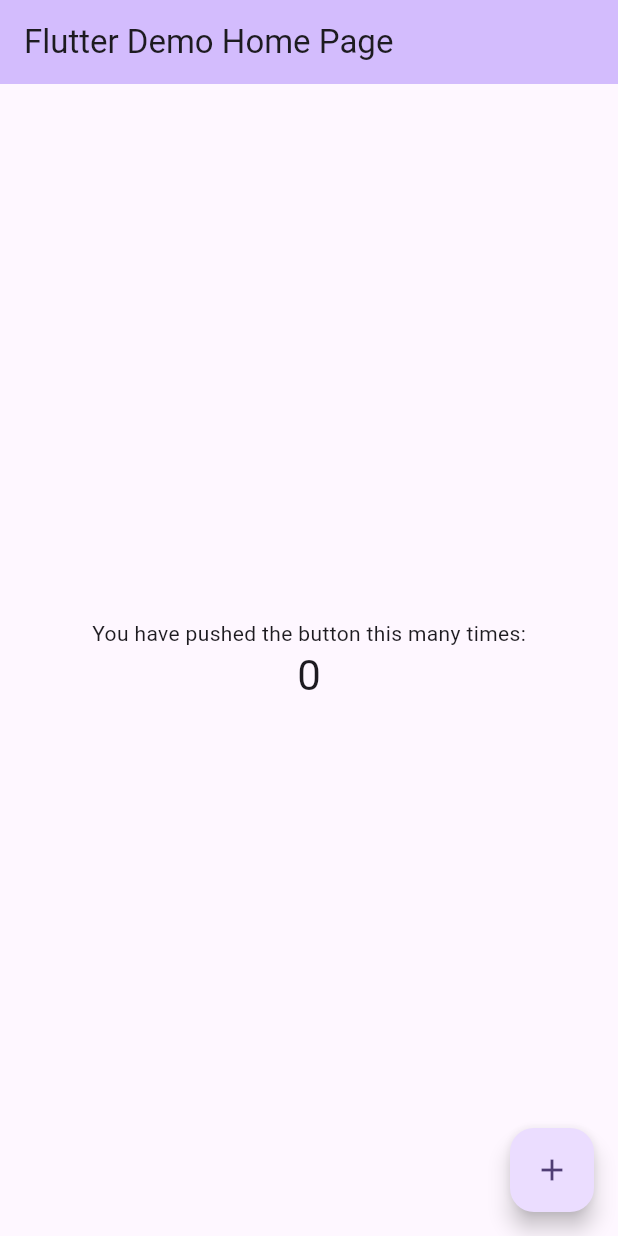
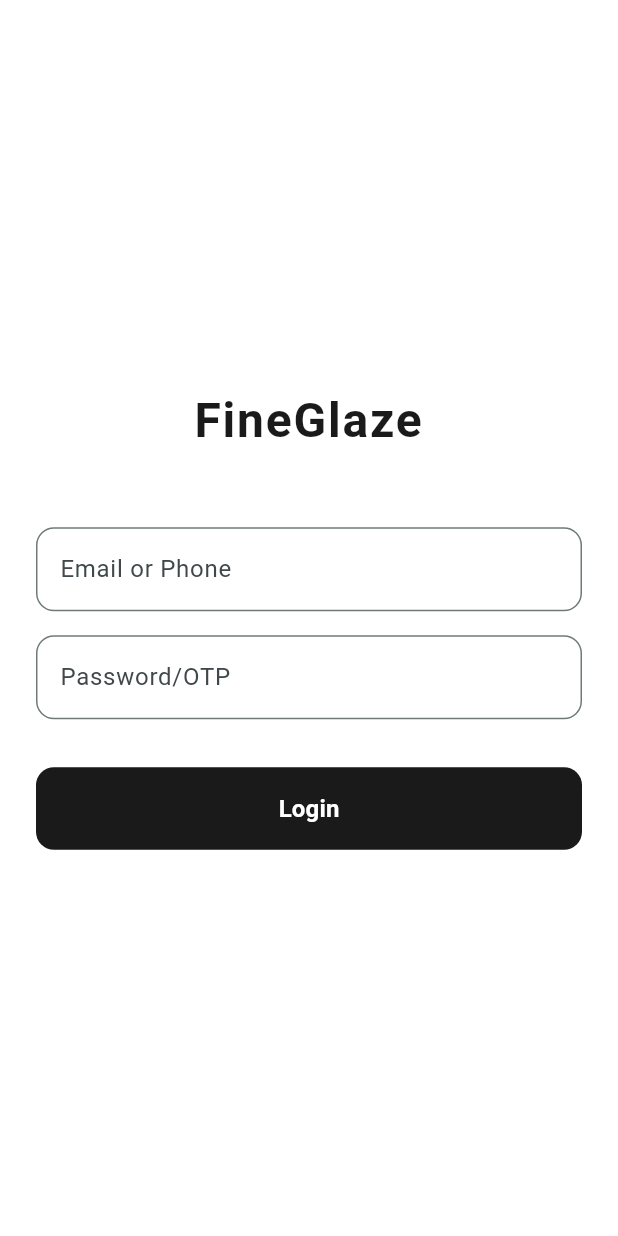
Before and after one commit to Rohangupta2004/fineglazeandroid-app, a Flutter app: the screen it shows after launch, on a phone screen of 412 x 824 dp. Run offline on Flutter 3.47's test engine with Material 3 defaults, Android fonts, the phone set to English and light mode, and no system bars.

Commit message:
login screen working

```diff
--- a/lib/main.dart
+++ b/lib/main.dart
@@ -1,121 +1,125 @@
 import 'package:flutter/material.dart';
 
 void main() {
-  runApp(const MyApp());
+  runApp(const FineGlazeApp());
 }
 
-class MyApp extends StatelessWidget {
-  const MyApp({super.key});
+class FineGlazeApp extends StatelessWidget {
+  const FineGlazeApp({super.key});
 
-  // This widget is the root of your application.
   @override
   Widget build(BuildContext context) {
     return MaterialApp(
-      title: 'Flutter Demo',
+      title: 'FineGlaze',
+      debugShowCheckedModeBanner: false,
       theme: ThemeData(
-        // This is the theme of your application.
-        //
-        // TRY THIS: Try running your application with "flutter run". You'll see
-        // the application has a purple toolbar. Then, without quitting the app,
-        // try changing the seedColor in the colorScheme below to Colors.green
-        // and then invoke "hot reload" (save your changes or press the "hot
-        // reload" button in a Flutter-supported IDE, or press "r" if you used
-        // the command line to start the app).
-        //
-        // Notice that the counter didn't reset back to zero; the application
-        // state is not lost during the reload. To reset the state, use hot
-        // restart instead.
-        //
-        // This works for code too, not just values: Most code changes can be
-        // tested with just a hot reload.
-        colorScheme: .fromSeed(seedColor: Colors.deepPurple),
+        colorScheme: ColorScheme.fromSeed(
+          seedColor: const Color(0xFF1A1A1A),
+          primary: const Color(0xFF1A1A1A),
+        ),
+        useMaterial3: true,
+        fontFamily: 'Roboto',
       ),
-      home: const MyHomePage(title: 'Flutter Demo Home Page'),
+      home: const LoginPage(),
     );
   }
 }
 
-class MyHomePage extends StatefulWidget {
-  const MyHomePage({super.key, required this.title});
-
-  // This widget is the home page of your application. It is stateful, meaning
-  // that it has a State object (defined below) that contains fields that affect
-  // how it looks.
-
-  // This class is the configuration for the state. It holds the values (in this
-  // case the title) provided by the parent (in this case the App widget) and
-  // used by the build method of the State. Fields in a Widget subclass are
-  // always marked "final".
-
-  final String title;
+class LoginPage extends StatefulWidget {
+  const LoginPage({super.key});
 
   @override
-  State<MyHomePage> createState() => _MyHomePageState();
+  State<LoginPage> createState() => _LoginPageState();
 }
 
-class _MyHomePageState extends State<MyHomePage> {
-  int _counter = 0;
+class _LoginPageState extends State<LoginPage> {
+  final _emailController = TextEditingController();
+  final _passwordController = TextEditingController();
 
-  void _incrementCounter() {
-    setState(() {
-      // This call to setState tells the Flutter framework that something has
-      // changed in this State, which causes it to rerun the build method below
-      // so that the display can reflect the updated values. If we changed
-      // _counter without calling setState(), then the build method would not be
-      // called again, and so nothing would appear to happen.
-      _counter++;
-    });
+  @override
+  void dispose() {
+    _emailController.dispose();
+    _passwordController.dispose();
+    super.dispose();
   }
 
   @override
   Widget build(BuildContext context) {
-    // This method is rerun every time setState is called, for instance as done
-    // by the _incrementCounter method above.
-    //
-    // The Flutter framework has been optimized to make rerunning build methods
-    // fast, so that you can just rebuild anything that needs updating rather
-    // than having to individually change instances of widgets.
     return Scaffold(
-      appBar: AppBar(
-        // TRY THIS: Try changing the color here to a specific color (to
-        // Colors.amber, perhaps?) and trigger a hot reload to see the AppBar
-        // change color while the other colors stay the same.
-        backgroundColor: Theme.of(context).colorScheme.inversePrimary,
-        // Here we take the value from the MyHomePage object that was created by
-        // the App.build method, and use it to set our appbar title.
-        title: Text(widget.title),
-      ),
-      body: Center(
-        // Center is a layout widget. It takes a single child and positions it
-        // in the middle of the parent.
-        child: Column(
-          // Column is also a layout widget. It takes a list of children and
-          // arranges them vertically. By default, it sizes itself to fit its
-          // children horizontally, and tries to be as tall as its parent.
-          //
-          // Column has various properties to control how it sizes itself and
-          // how it positions its children. Here we use mainAxisAlignment to
-          // center the children vertically; the main axis here is the vertical
-          // axis because Columns are vertical (the cross axis would be
-          // horizontal).
-          //
-          // TRY THIS: Invoke "debug painting" (choose the "Toggle Debug Paint"
-          // action in the IDE, or press "p" in the console), to see the
-          // wireframe for each widget.
-          mainAxisAlignment: .center,
-          children: [
-            const Text('You have pushed the button this many times:'),
-            Text(
-              '$_counter',
-              style: Theme.of(context).textTheme.headlineMedium,
-            ),
-          ],
+      backgroundColor: Colors.white,
+      body: SafeArea(
+        child: Padding(
+          padding: const EdgeInsets.symmetric(horizontal: 24.0),
+          child: Column(
+            mainAxisAlignment: MainAxisAlignment.center,
+            crossAxisAlignment: CrossAxisAlignment.stretch,
+            children: [
+              const Text(
+                'FineGlaze',
+                textAlign: TextAlign.center,
+                style: TextStyle(
+                  fontSize: 32,
+                  fontWeight: FontWeight.bold,
+                  letterSpacing: 1.2,
+                  color: Color(0xFF1A1A1A),
+                ),
+              ),
+              const SizedBox(height: 48),
+              TextField(
+                controller: _emailController,
+                decoration: InputDecoration(
+                  labelText: 'Email or Phone',
+                  hintText: 'Enter your email or phone number',
+                  border: OutlineInputBorder(
+                    borderRadius: BorderRadius.circular(12),
+                  ),
+                  focusedBorder: OutlineInputBorder(
+                    borderRadius: BorderRadius.circular(12),
+                    borderSide: const BorderSide(color: Color(0xFF1A1A1A), width: 2),
+                  ),
+                ),
+              ),
+              const SizedBox(height: 16),
+              TextField(
+                controller: _passwordController,
+                obscureText: true,
+                decoration: InputDecoration(
+                  labelText: 'Password/OTP',
+                  hintText: 'Enter your password or OTP',
+                  border: OutlineInputBorder(
+                    borderRadius: BorderRadius.circular(12),
+                  ),
+                  focusedBorder: OutlineInputBorder(
+                    borderRadius: BorderRadius.circular(12),
+                    borderSide: const BorderSide(color: Color(0xFF1A1A1A), width: 2),
+                  ),
+                ),
+              ),
+              const SizedBox(height: 32),
+              ElevatedButton(
+                onPressed: () {
+                  // Login logic would go here
+                },
+                style: ElevatedButton.styleFrom(
+                  backgroundColor: const Color(0xFF1A1A1A),
+                  foregroundColor: Colors.white,
+                  padding: const EdgeInsets.symmetric(vertical: 16),
+                  shape: RoundedRectangleBorder(
+                    borderRadius: BorderRadius.circular(12),
+                  ),
+                  elevation: 0,
+                ),
+                child: const Text(
+                  'Login',
+                  style: TextStyle(
+                    fontSize: 16,
+                    fontWeight: FontWeight.bold,
+                  ),
+                ),
+              ),
+            ],
+          ),
         ),
-      ),
-      floatingActionButton: FloatingActionButton(
-        onPressed: _incrementCounter,
-        tooltip: 'Increment',
-        child: const Icon(Icons.add),
       ),
     );
   }
```
Also changed, not shown: 1 other file.
